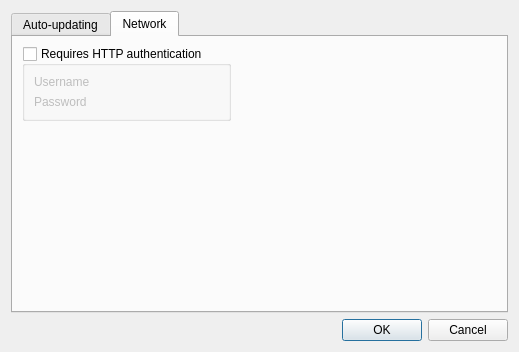
The window that src/librssguard/services/abstract/gui/formfeeddetails.ui (martinrotter/rssguard) describes before a commit, drawn with Qt 5.
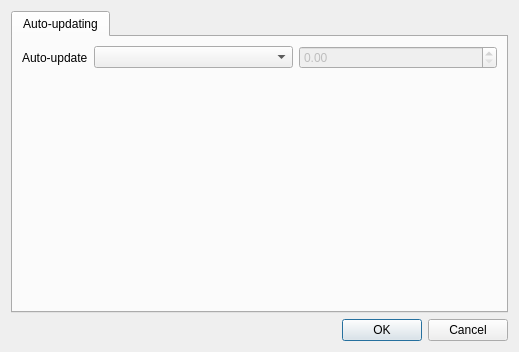
The same window after the commit. The open tabs and pages were chosen to show the change. Custom widgets are drawn as their Qt base class.

Commit message: Move feeds authentication to standard plugin.

```diff
--- a/src/librssguard/services/abstract/gui/formfeeddetails.ui
+++ b/src/librssguard/services/abstract/gui/formfeeddetails.ui
@@ -54,60 +54,6 @@
        </item>
       </layout>
      </widget>
-     <widget class="QWidget" name="tabNetwork">
-      <attribute name="title">
-       <string>Network</string>
-      </attribute>
-      <layout class="QFormLayout" name="formLayout_3">
-       <item row="0" column="0">
-        <widget class="QGroupBox" name="m_gbAuthentication">
-         <property name="toolTip">
-          <string>Some feeds require authentication, including GMail feeds. BASIC, NTLM-2 and DIGEST-MD5 authentication schemes are supported.</string>
-         </property>
-         <property name="title">
-          <string>Requires HTTP authentication</string>
-         </property>
-         <property name="flat">
-          <bool>false</bool>
-         </property>
-         <property name="checkable">
-          <bool>true</bool>
-         </property>
-         <property name="checked">
-          <bool>false</bool>
-         </property>
-         <layout class="QFormLayout" name="formLayout_2">
-          <item row="0" column="0">
-           <widget class="QLabel" name="label_4">
-            <property name="text">
-             <string>Username</string>
-            </property>
-            <property name="buddy">
-             <cstring>m_txtUsername</cstring>
-            </property>
-           </widget>
-          </item>
-          <item row="0" column="1">
-           <widget class="LineEditWithStatus" name="m_txtUsername" native="true"/>
-          </item>
-          <item row="1" column="0">
-           <widget class="QLabel" name="label_5">
-            <property name="text">
-             <string>Password</string>
-            </property>
-            <property name="buddy">
-             <cstring>m_txtPassword</cstring>
-            </property>
-           </widget>
-          </item>
-          <item row="1" column="1">
-           <widget class="LineEditWithStatus" name="m_txtPassword" native="true"/>
-          </item>
-         </layout>
-        </widget>
-       </item>
-      </layout>
-     </widget>
     </widget>
    </item>
    <item>
@@ -126,12 +72,6 @@
   </layout>
  </widget>
  <customwidgets>
-  <customwidget>
-   <class>LineEditWithStatus</class>
-   <extends>QWidget</extends>
-   <header>lineeditwithstatus.h</header>
-   <container>1</container>
-  </customwidget>
   <customwidget>
    <class>TimeSpinBox</class>
    <extends>QDoubleSpinBox</extends>
```
The commit also changes 8 other files.
